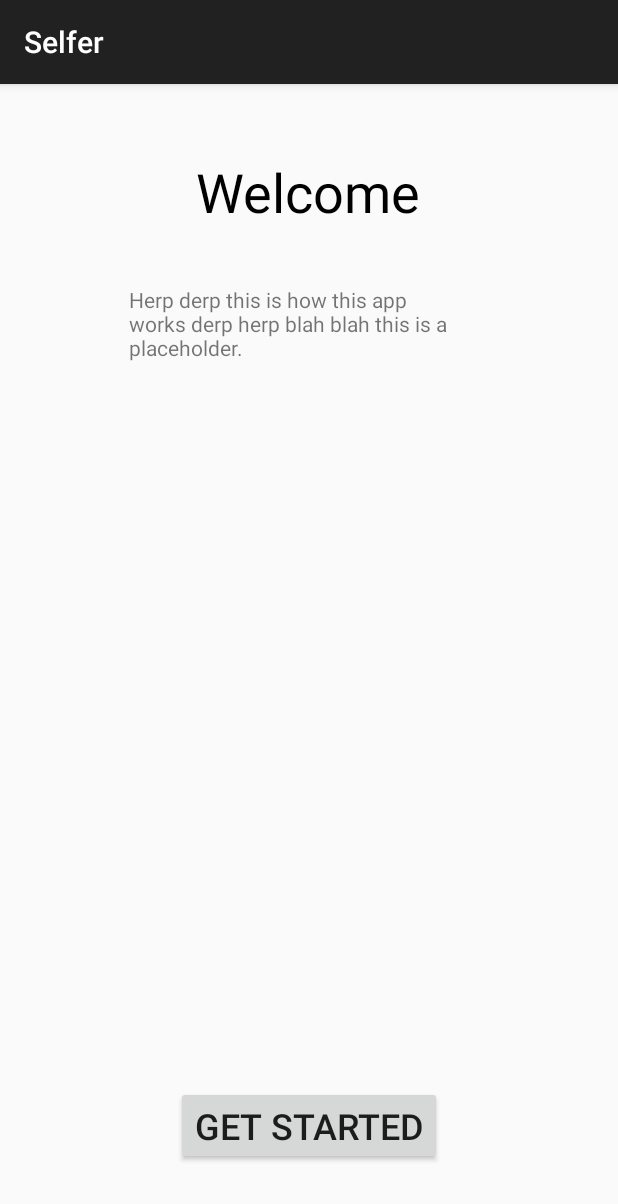
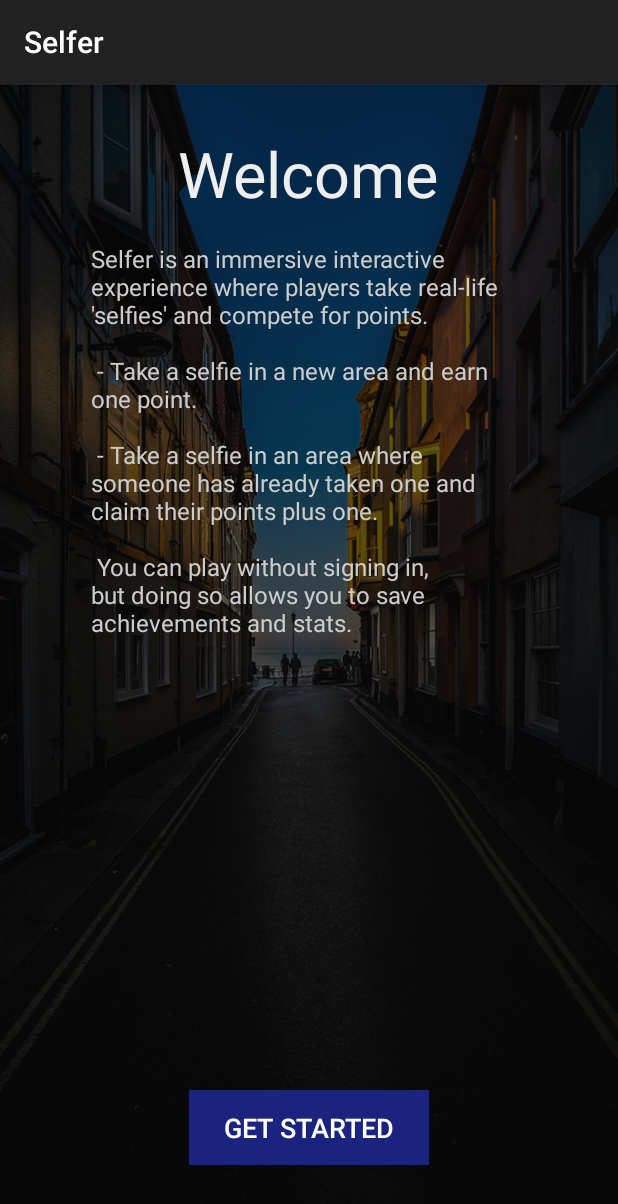
Before and after one commit to firedark60/UofTHacks-2015, an Android app: the screen it shows after launch (Tutorial), on a phone screen of 412 x 824 dp. Shown: the top 1204 px of the screen. Run offline under Robolectric (Android 15) with nearby library versions, the phone set to English and light mode, and no system bars.

Commit message:
Improved app

```diff
--- a/Android/Selfer/app/src/main/java/uofthacks2015/selfer/selfer/Tutorial.java
+++ b/Android/Selfer/app/src/main/java/uofthacks2015/selfer/selfer/Tutorial.java
@@ -1,5 +1,8 @@
 package uofthacks2015.selfer.selfer;
 
+import android.annotation.TargetApi;
+import android.graphics.drawable.Drawable;
+import android.os.Build;
 import android.support.v7.app.ActionBarActivity;
 import android.os.Bundle;
 import android.view.View;
@@ -9,6 +12,7 @@ import android.content.Intent;
 
 public class Tutorial extends ActionBarActivity {
 
+    @TargetApi(Build.VERSION_CODES.JELLY_BEAN)
     @Override
     protected void onCreate(Bundle savedInstanceState) {
         super.onCreate(savedInstanceState);
--- a/Android/Selfer/app/src/main/res/layout/activity_login_.xml
+++ b/Android/Selfer/app/src/main/res/layout/activity_login_.xml
@@ -1,5 +1,6 @@
 <RelativeLayout xmlns:android="http://schemas.android.com/apk/res/android"
     xmlns:tools="http://schemas.android.com/tools" android:layout_width="match_parent"
+    android:background="@drawable/bg1"
     android:layout_height="match_parent" android:paddingLeft="@dimen/activity_horizontal_margin"
     android:paddingRight="@dimen/activity_horizontal_margin"
     android:paddingTop="@dimen/activity_vertical_margin"
--- a/Android/Selfer/app/src/main/res/layout/activity_tutorial.xml
+++ b/Android/Selfer/app/src/main/res/layout/activity_tutorial.xml
@@ -1,5 +1,6 @@
 <RelativeLayout xmlns:android="http://schemas.android.com/apk/res/android"
     xmlns:tools="http://schemas.android.com/tools" android:layout_width="match_parent"
+    android:background="@drawable/bg2"
     android:layout_height="match_parent" android:paddingLeft="@dimen/activity_horizontal_margin"
     android:paddingRight="@dimen/activity_horizontal_margin"
     android:paddingTop="@dimen/activity_vertical_margin"
@@ -9,32 +10,40 @@
         android:layout_height="wrap_content"
         android:singleLine="true"
         android:typeface="sans"
-        android:textSize="36dp"
+        android:textSize="42dp"
         android:id="@+id/textView"
-        android:layout_marginTop="31dp"
+        android:textColor="#EEEEEE"
         android:layout_alignParentTop="true"
         android:layout_centerHorizontal="true"
-        android:textColor="#000000" />
+        android:layout_marginTop="15dp" />
 
     <TextView
-        android:layout_width="240dp"
+        android:layout_width="290dp"
         android:layout_height="wrap_content"
         android:textAppearance="?android:attr/textAppearanceSmall"
-        android:text="Herp derp this is how this app works derp herp blah blah this is a placeholder."
+        android:text="Selfer is an immersive interactive experience where players take real-life 'selfies' and compete for points.\n\n
+- Take a selfie in a new area and earn one point.\n\n
+- Take a selfie in an area where someone has already taken one and claim their points plus one.\n\n
+You can play without signing in, but doing so allows you to save achievements and stats.\n"
         android:id="@+id/textView2"
-        android:layout_marginTop="38dp"
+        android:textColor="#CCCCCC"
         android:layout_below="@+id/textView"
-        android:layout_centerHorizontal="true" />
+        android:layout_centerHorizontal="true"
+        android:layout_marginTop="17dp"
+        android:textSize="16dp" />
 
     <Button
-        android:layout_width="wrap_content"
-        android:layout_height="wrap_content"
+        android:layout_width="160dp"
+        android:layout_height="50dp"
         android:text="Get Started"
         android:id="@+id/button"
         android:layout_marginBottom="31dp"
-        android:textSize="24dp"
+        android:textSize="18dp"
         android:onClick="getStarted"
         android:layout_alignParentBottom="true"
-        android:layout_centerHorizontal="true" />
+        android:layout_centerHorizontal="true"
+        android:typeface="normal"
+        android:background="#1a237e"
+        android:textColor="#FFFFFF" />
 
 </RelativeLayout>
```
Also changed, not shown: Android/Selfer/app/src/main/java/uofthacks2015/selfer/selfer/MainActivity.java (+31 -34 lines), Android/Selfer/app/src/main/res/layout/activity_main.xml (+22 -10 lines), Android/Selfer/app/src/main/res/drawable/bg1.png (added), Android/Selfer/app/src/main/res/drawable/bg2.png (added), Android/Selfer/app/src/main/res/drawable/cam.png, Android/Selfer/app/src/main/res/drawable/user.png (added), 1 other file.
